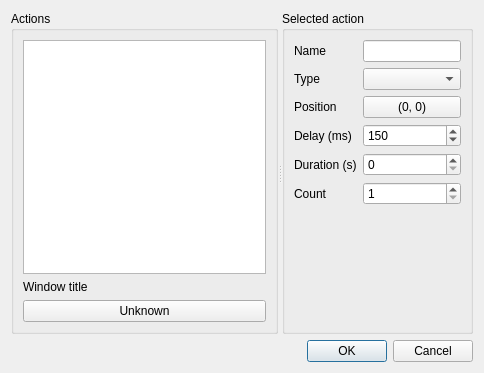
kervala/autoclicker, file ui/editscriptdialog.ui: the form before one commit.
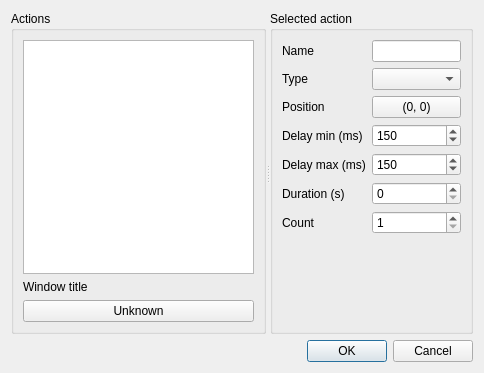
The form after the commit.

Commit message: Fixed: Added minimum delay variable

```diff
--- a/ui/editscriptdialog.ui
+++ b/ui/editscriptdialog.ui
@@ -103,40 +103,40 @@
          </property>
         </widget>
        </item>
-       <item row="3" column="0">
-        <widget class="QLabel" name="delayLabel">
-         <property name="text">
-          <string>Delay (ms)</string>
-         </property>
-         <property name="buddy">
-          <cstring>delaySpinBox</cstring>
-         </property>
-        </widget>
-       </item>
-       <item row="3" column="1">
-        <widget class="QSpinBox" name="delaySpinBox">
-         <property name="minimum">
-          <number>1</number>
-         </property>
-         <property name="maximum">
-          <number>1000000</number>
-         </property>
-         <property name="singleStep">
-          <number>10</number>
-         </property>
-         <property name="value">
-          <number>150</number>
-         </property>
-        </widget>
-       </item>
        <item row="4" column="0">
+        <widget class="QLabel" name="delayMaxLabel">
+         <property name="text">
+          <string>Delay max (ms)</string>
+         </property>
+         <property name="buddy">
+          <cstring>delayMaxSpinBox</cstring>
+         </property>
+        </widget>
+       </item>
+       <item row="4" column="1">
+        <widget class="QSpinBox" name="delayMaxSpinBox">
+         <property name="minimum">
+          <number>1</number>
+         </property>
+         <property name="maximum">
+          <number>1000000</number>
+         </property>
+         <property name="singleStep">
+          <number>10</number>
+         </property>
+         <property name="value">
+          <number>150</number>
+         </property>
+        </widget>
+       </item>
+       <item row="5" column="0">
         <widget class="QLabel" name="durationLabel">
          <property name="text">
           <string>Duration (s)</string>
          </property>
         </widget>
        </item>
-       <item row="4" column="1">
+       <item row="5" column="1">
         <widget class="QSpinBox" name="durationSpinBox"/>
        </item>
        <item row="1" column="0">
@@ -146,14 +146,14 @@
          </property>
         </widget>
        </item>
-       <item row="5" column="0">
+       <item row="6" column="0">
         <widget class="QLabel" name="countLabel">
          <property name="text">
           <string>Count</string>
          </property>
         </widget>
        </item>
-       <item row="5" column="1">
+       <item row="6" column="1">
         <widget class="QSpinBox" name="countSpinBox">
          <property name="minimum">
           <number>1</number>
@@ -163,6 +163,29 @@
        <item row="1" column="1">
         <widget class="QComboBox" name="typeComboBox"/>
        </item>
+       <item row="3" column="0">
+        <widget class="QLabel" name="delayMinLabel">
+         <property name="text">
+          <string>Delay min (ms)</string>
+         </property>
+        </widget>
+       </item>
+       <item row="3" column="1">
+        <widget class="QSpinBox" name="delayMinSpinBox">
+         <property name="minimum">
+          <number>1</number>
+         </property>
+         <property name="maximum">
+          <number>1000000</number>
+         </property>
+         <property name="singleStep">
+          <number>10</number>
+         </property>
+         <property name="value">
+          <number>150</number>
+         </property>
+        </widget>
+       </item>
       </layout>
      </widget>
     </widget>
```
The commit also changes 6 other files.
